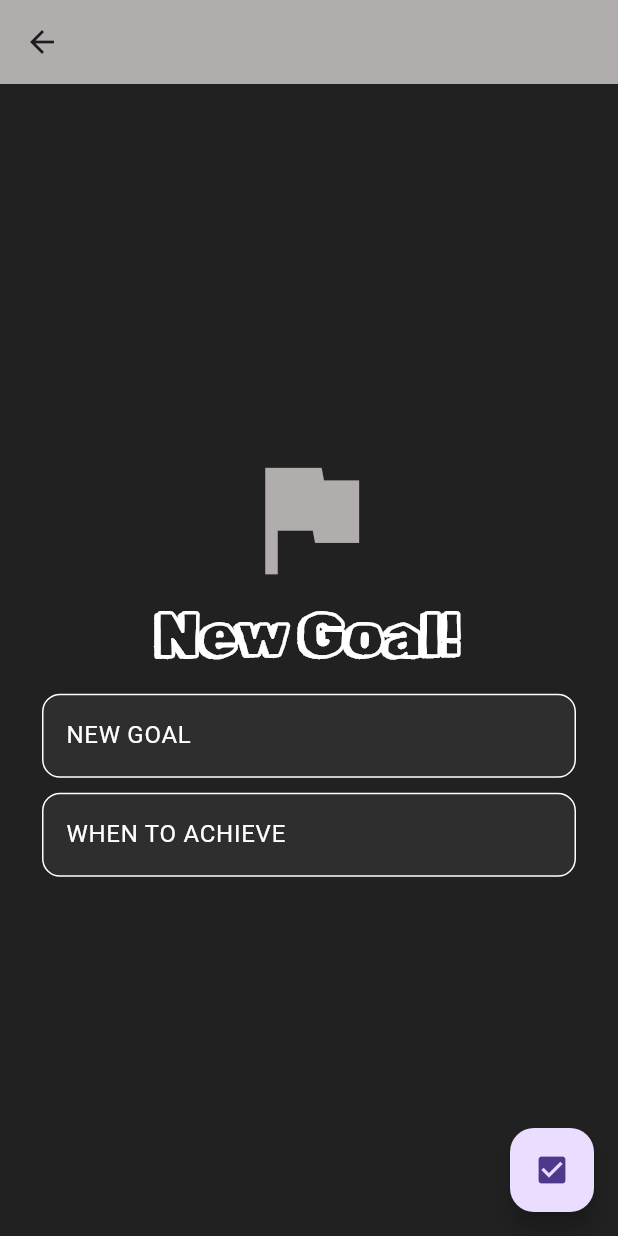
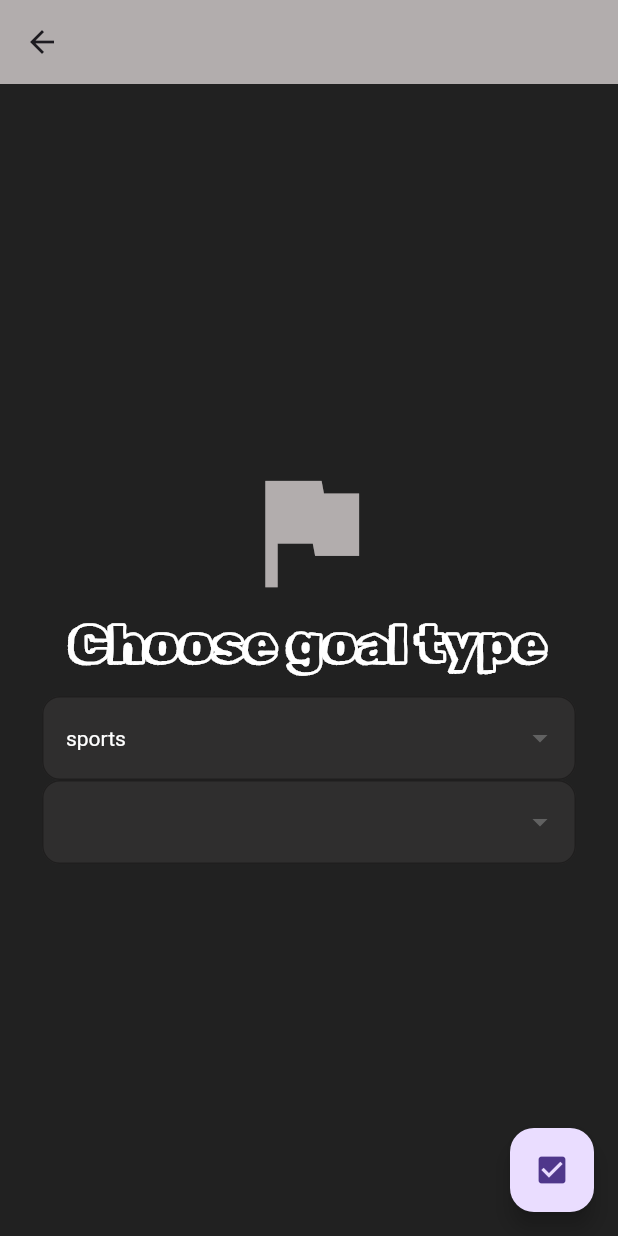
Before and after one commit to lemon-awa/health, a Flutter app: the screen it shows once a user with an empty profile is signed in, after a tap on the "add" icon, on a phone screen of 412 x 824 dp. Run offline on Flutter 3.47's test engine with Material 3 defaults, Android fonts, the light colour scheme and no system bars; our stand-ins replace cloud_firestore, firebase_auth, firebase_core, google_fonts; accounts and stored records are empty; network calls fail.

Commit message:
add: set goal ui

```diff
--- /dev/null
+++ b/lib/goal/foodTemplate.dart
@@ -0,0 +1,2 @@
+import 'package:cloud_firestore/cloud_firestore.dart';
+import 'package:flutter/material.dart';
--- /dev/null
+++ b/lib/goal/sportsTemplate.dart
@@ -0,0 +1,2 @@
+import 'package:cloud_firestore/cloud_firestore.dart';
+import 'package:flutter/material.dart';
--- a/lib/pages/goals_tab.dart
+++ b/lib/pages/goals_tab.dart
@@ -64,84 +64,84 @@ class _GoalsTabState extends State<GoalsTab> {
           SizedBox(
             height: 10.0,
           ),
-          Expanded(
-              child: FutureBuilder<QuerySnapshot>(
-                  future: FirebaseFirestore.instance
-                      .collection('users')
-                      .doc(widget.docID)
-                      .collection('goal')
-                      .get(),
-                  builder: (context, snapshot) {
-                    if (snapshot.connectionState == ConnectionState.waiting) {
-                      return Center(child: CircularProgressIndicator());
-                    } else if (snapshot.hasError) {
-                      return Center(
-                          child: Text(
-                        "Error: ${snapshot.error}",
-                        style: TextStyle(color: Colors.white),
-                      ));
-                    } else if (snapshot.hasData) {
-                      if (snapshot.data!.docs.isEmpty) {
-                        return Center(
-                            child: Text(
-                          "No goals found",
-                          style: TextStyle(color: Colors.white),
-                        ));
-                      }
-                      if (_isOpen!.isEmpty) {
-                        _isOpen = List.generate(snapshot.data!.docs.length,
-                            (index) => (index == 0));
-                      }
-                      return Padding(
-                          padding: EdgeInsets.symmetric(horizontal: 20.0),
-                          child: ListView(children: [
-                            ExpansionPanelList(
-                              expansionCallback: (panelIndex, isExpanded) {
-                                setState(() {
-                                  _isOpen![panelIndex] = isExpanded;
-                                });
-                              },
-                              children: snapshot.data!.docs
-                                  .asMap()
-                                  .entries
-                                  .map<ExpansionPanel>((entry) {
-                                int index = entry.key;
-                                QueryDocumentSnapshot doc = entry.value;
-                                return ExpansionPanel(
-                                  backgroundColor:
-                                      Color.fromARGB(255, 178, 173, 173),
-                                  headerBuilder:
-                                      (BuildContext context, bool isExpanded) {
-                                    return ListTile(
-                                      title: Text(doc['final'],
-                                          style: TextStyle(
-                                              color: Colors
-                                                  .white)), // Replace with your document field
-                                    );
-                                  },
-                                  body: Padding(
-                                      padding: EdgeInsets.all(16.0),
-                                      child: Column(
-                                        children: [
-                                          Text(
-                                            'Details for ${doc['final']}', // Replace with your details
-                                            style:
-                                                TextStyle(color: Colors.white),
-                                          ),
-                                        ],
-                                      )),
-                                  isExpanded: _isOpen![index],
-                                );
-                              }).toList(),
-                              // Replace with your document field
-                              // Add other fields or widgets as needed
-                            ),
-                          ]));
-                    } else {
-                      return Center(child: Text("No data available"));
-                    }
-                  }))
-        ],
+        //   Expanded(
+        //       child: FutureBuilder<QuerySnapshot>(
+        //           future: FirebaseFirestore.instance
+        //               .collection('users')
+        //               .doc(widget.docID)
+        //               .collection('goal')
+        //               .get(),
+        //           builder: (context, snapshot) {
+        //             if (snapshot.connectionState == ConnectionState.waiting) {
+        //               return Center(child: CircularProgressIndicator());
+        //             } else if (snapshot.hasError) {
+        //               return Center(
+        //                   child: Text(
+        //                 "Error: ${snapshot.error}",
+        //                 style: TextStyle(color: Colors.white),
+        //               ));
+        //             } else if (snapshot.hasData) {
+        //               if (snapshot.data!.docs.isEmpty) {
+        //                 return Center(
+        //                     child: Text(
+        //                   "No goals found",
+        //                   style: TextStyle(color: Colors.white),
+        //                 ));
+        //               }
+        //               if (_isOpen!.isEmpty) {
+        //                 _isOpen = List.generate(snapshot.data!.docs.length,
+        //                     (index) => (index == 0));
+        //               }
+        //               return Padding(
+        //                   padding: EdgeInsets.symmetric(horizontal: 20.0),
+        //                   child: ListView(children: [
+        //                     ExpansionPanelList(
+        //                       expansionCallback: (panelIndex, isExpanded) {
+        //                         setState(() {
+        //                           _isOpen![panelIndex] = isExpanded;
+        //                         });
+        //                       },
+        //                       children: snapshot.data!.docs
+        //                           .asMap()
+        //                           .entries
+        //                           .map<ExpansionPanel>((entry) {
+        //                         int index = entry.key;
+        //                         QueryDocumentSnapshot doc = entry.value;
+        //                         return ExpansionPanel(
+        //                           backgroundColor:
+        //                               Color.fromARGB(255, 178, 173, 173),
+        //                           headerBuilder:
+        //                               (BuildContext context, bool isExpanded) {
+        //                             return ListTile(
+        //                               title: Text(doc['final'],
+        //                                   style: TextStyle(
+        //                                       color: Colors
+        //                                           .white)), // Replace with your document field
+        //                             );
+        //                           },
+        //                           body: Padding(
+        //                               padding: EdgeInsets.all(16.0),
+        //                               child: Column(
+        //                                 children: [
+        //                                   Text(
+        //                                     'Details for ${doc['final']}', // Replace with your details
+        //                                     style:
+        //                                         TextStyle(color: Colors.white),
+        //                                   ),
+        //                                 ],
+        //                               )),
+        //                           isExpanded: _isOpen![index],
+        //                         );
+        //                       }).toList(),
+        //                       // Replace with your document field
+        //                       // Add other fields or widgets as needed
+        //                     ),
+        //                   ]));
+        //             } else {
+        //               return Center(child: Text("No data available"));
+        //             }
+        //           }))
+         ],
       ),
     );
   }
--- a/lib/pages/home_page.dart
+++ b/lib/pages/home_page.dart
@@ -31,7 +31,7 @@ class _HomePageState extends State<HomePage> {
   Widget build(BuildContext context) {
     return Scaffold(
       appBar: AppBar(
-        backgroundColor: Color.fromARGB(255, 178, 173, 173),
+        backgroundColor: Color.fromARGB(255, 212, 207, 207),
         title: Text(
           'HOME',
           style: TextStyle(fontWeight: FontWeight.bold),
--- a/lib/pages/log_in_page.dart
+++ b/lib/pages/log_in_page.dart
@@ -43,6 +43,7 @@ class _LogInPageState extends State<LogInPage> {
       backgroundColor: Colors.grey.shade900,
       body: SafeArea(
         child: Center(
+          child: SingleChildScrollView(
             child: Column(mainAxisAlignment: MainAxisAlignment.center, children: [
               Icon(
                 Icons.sports,
@@ -74,10 +75,10 @@ class _LogInPageState extends State<LogInPage> {
                     filled: true,
                     enabledBorder: OutlineInputBorder(
                         borderRadius: BorderRadius.circular(12),
-                      borderSide: BorderSide(color: Colors.white)),
+                        borderSide: BorderSide(color: Color.fromARGB(255, 31, 30, 30))),
                     focusedBorder: OutlineInputBorder(
                         borderRadius: BorderRadius.circular(12),
-                      borderSide: BorderSide(color: Colors.black)),
+                        borderSide: BorderSide(color: Colors.white)),
                   ),
                 ),
               ),
@@ -98,10 +99,10 @@ class _LogInPageState extends State<LogInPage> {
                     filled: true,
                     enabledBorder: OutlineInputBorder(
                         borderRadius: BorderRadius.circular(12),
-                      borderSide: BorderSide(color: Colors.white)),
+                        borderSide: BorderSide(color: Color.fromARGB(255, 31, 30, 30))),
                     focusedBorder: OutlineInputBorder(
                         borderRadius: BorderRadius.circular(12),
-                      borderSide: BorderSide(color: Colors.black)),
+                        borderSide: BorderSide(color: Colors.white)),
                   ),
                 ),
               ),
@@ -158,6 +159,7 @@ class _LogInPageState extends State<LogInPage> {
             ]),
           ),
         ),
+      ),
     );
   }
 }
--- a/lib/pages/register_page.dart
+++ b/lib/pages/register_page.dart
@@ -31,7 +31,51 @@ class _RegisterPageState extends State<RegisterPage> {
     super.dispose();
   }
 
+  void showAlertDialog(String message){
+    showDialog(
+      context: context,
+      builder: (context) => AlertDialog(
+        title: Text('Warning'),
+        content: Text(message),
+        actions: [
+          TextButton(
+            onPressed: (){
+              Navigator.of(context).pop();
+            },
+            child: Text('OK'),
+          ),
+        ],
+      ),
+    );
+  }
+
   Future signUp() async {
+    if (_usrNameController.text.isEmpty) {
+      showAlertDialog('Username is required');
+      return;
+    }
+
+    if (_birthdateController.text.isEmpty) {
+      showAlertDialog('Birthday is required');
+      return;
+    }
+
+    if (_emailController.text.isEmpty) {
+      showAlertDialog('Email is required');
+      return;
+    }
+
+    if (_passwordController.text.isEmpty) {
+      showAlertDialog('Password is required');
+      return;
+    }
+
+    if (_confirmPwdController.text.isEmpty) {
+      showAlertDialog('Confirm Password is required');
+      return;
+    }
+
+
     if (passwordConfirmed()) {
       await FirebaseAuth.instance.createUserWithEmailAndPassword(
           email: _emailController.text.trim(),
@@ -70,6 +114,7 @@ class _RegisterPageState extends State<RegisterPage> {
       backgroundColor: Colors.grey.shade900,
       body: SafeArea(
         child: Center(
+          child: SingleChildScrollView(
             child: Column(mainAxisAlignment: MainAxisAlignment.center, children: [
               Icon(
                 Icons.sports,
@@ -101,10 +146,10 @@ class _RegisterPageState extends State<RegisterPage> {
                     filled: true,
                     enabledBorder: OutlineInputBorder(
                         borderRadius: BorderRadius.circular(12),
-                      borderSide: BorderSide(color: Colors.white)),
+                        borderSide: BorderSide(color: Color.fromARGB(255, 31, 30, 30))),
                     focusedBorder: OutlineInputBorder(
                         borderRadius: BorderRadius.circular(12),
-                      borderSide: BorderSide(color: Colors.black)),
+                        borderSide: BorderSide(color: Colors.white)),
                   ),
                 ),
               ),
@@ -198,10 +243,10 @@ class _RegisterPageState extends State<RegisterPage> {
                     filled: true,
                     enabledBorder: OutlineInputBorder(
                         borderRadius: BorderRadius.circular(12),
-                      borderSide: BorderSide(color: Colors.white)),
+                        borderSide: BorderSide(color: Color.fromARGB(255, 31, 30, 30))),
                     focusedBorder: OutlineInputBorder(
                         borderRadius: BorderRadius.circular(12),
-                      borderSide: BorderSide(color: Colors.black)),
+                        borderSide: BorderSide(color: Colors.white)),
                   ),
                 ),
               ),
@@ -222,10 +267,10 @@ class _RegisterPageState extends State<RegisterPage> {
                     filled: true,
                     enabledBorder: OutlineInputBorder(
                         borderRadius: BorderRadius.circular(12),
-                      borderSide: BorderSide(color: Colors.white)),
+                        borderSide: BorderSide(color: Color.fromARGB(255, 31, 30, 30))),
                     focusedBorder: OutlineInputBorder(
                         borderRadius: BorderRadius.circular(12),
-                      borderSide: BorderSide(color: Colors.black)),
+                        borderSide: BorderSide(color: Colors.white)),
                   ),
                 ),
               ),
@@ -246,10 +291,10 @@ class _RegisterPageState extends State<RegisterPage> {
                     filled: true,
                     enabledBorder: OutlineInputBorder(
                         borderRadius: BorderRadius.circular(12),
-                      borderSide: BorderSide(color: Colors.white)),
+                        borderSide: BorderSide(color: Color.fromARGB(255, 31, 30, 30))),
                     focusedBorder: OutlineInputBorder(
                         borderRadius: BorderRadius.circular(12),
-                      borderSide: BorderSide(color: Colors.black)),
+                        borderSide: BorderSide(color: Colors.white)),
                   ),
                 ),
               ),
@@ -306,6 +351,7 @@ class _RegisterPageState extends State<RegisterPage> {
             ]),
           ),
         ),
+      ),
     );
   }
 }
--- a/lib/pages/set_goal_page.dart
+++ b/lib/pages/set_goal_page.dart
@@ -1,5 +1,8 @@
 import 'package:cloud_firestore/cloud_firestore.dart';
 import 'package:flutter/material.dart';
+import 'package:keeping_fit/goal/sleepTemplate.dart';
+import 'package:keeping_fit/goal/foodTemplate.dart';
+import 'package:keeping_fit/goal/sportsTemplate.dart';
 
 class SetGoalPage extends StatefulWidget {
   final String docID;
@@ -10,33 +13,41 @@ class SetGoalPage extends StatefulWidget {
 }
 
 class _SetGoalPageState extends State<SetGoalPage> {
-  final _finalController = TextEditingController();
-  final _periodCondroller = TextEditingController();
+  // final _finalController = TextEditingController();
+  // final _periodCondroller = TextEditingController();
+  String mainType = 'sports';
+  String? subType;
+
+  List<String> mainTypes = ['sports', 'food', 'sleep'];
+  Map<String, List<String>> subTypes = {
+    'sports': ['lose weight', 'muscle building'],
+    'food': ['lose weight', 'muscle building'],
+  };
 
   @override
   void dispose() {
-    _finalController.dispose();
-    _periodCondroller.dispose();
     super.dispose();
   }
 
-  Future addGoalDetails(String finalGoal, int period) async {
+  Future addGoalDetails(String mainType, String? subType) async {
+    String goalType = subType != null ? '$mainType - $subType' : mainType;
     await FirebaseFirestore.instance
         .collection('users')
         .doc(widget.docID)
         .collection('goal')
         .add({
-      'final': finalGoal,
-      'period': period,
+      'type': goalType,
     });
   }
 
   @override
   Widget build(BuildContext context) {
+    List<String>? currentSubTypes = subTypes[mainType];
+    bool shouldShowSubType = mainType == 'sports' || mainType == 'food';
     return Scaffold(
       backgroundColor: Colors.grey.shade900,
       appBar: AppBar(
-        backgroundColor: Color.fromARGB(255, 178, 173, 173),
+        backgroundColor: Color.fromRGBO(178, 173, 173, 1),
         // title: Text(
         //   'SET NEW GOAL',
         //   style: TextStyle(fontWeight: FontWeight.bold),
@@ -53,10 +64,10 @@ class _SetGoalPageState extends State<SetGoalPage> {
                 color: Color.fromARGB(255, 178, 173, 173),
               ),
               Text(
-                'New Goal!',
+                'Choose goal type',
                 style: TextStyle(
                     fontFamily: 'Rubik Doodle Shadow',
-                    fontSize: 40,
+                    fontSize: 35,
                     fontWeight: FontWeight.bold,
                     color: Colors.white),
               ),
@@ -65,58 +76,100 @@ class _SetGoalPageState extends State<SetGoalPage> {
               ),
               Padding(
                 padding: const EdgeInsets.symmetric(horizontal: 28.0),
-                child: TextField(
-                  style: TextStyle(color: Colors.white),
-                  controller: _finalController,
+                child: DropdownButtonFormField<String>(
+                  value: mainType,
+                  items: mainTypes.map<DropdownMenuItem<String>>((String value) {
+                    return DropdownMenuItem<String>(
+                      value: value,
+                      child: Text(
+                        value,
+                        style: TextStyle(color:Colors.white),
+                      ),
+                    );
+                  }).toList(),
+                  onChanged: (String? newValue) {
+                    setState(() {
+                      mainType = newValue!;
+                      subType = currentSubTypes?.first;
+                    });
+                  },
                   decoration: InputDecoration(
-                    hintText: 'NEW GOAL',
-                    hintStyle: TextStyle(
-                      color: Colors.white,
-                    ),
+                    filled: true,
                     fillColor: Color.fromARGB(255, 47, 46, 46),
-                    filled: true,
                     enabledBorder: OutlineInputBorder(
                       borderRadius: BorderRadius.circular(12),
-                        borderSide: BorderSide(color: Colors.white)),
+                      borderSide: BorderSide(color: Color.fromARGB(255, 31, 30, 30)),
+                    ),
                     focusedBorder: OutlineInputBorder(
                       borderRadius: BorderRadius.circular(12),
-                        borderSide: BorderSide(color: Colors.black)),
+                      borderSide: BorderSide(color: Colors.white), // 设置获得焦点时的边框颜色为白色
                     ),
                   ),
+                  dropdownColor: Color.fromARGB(255, 47, 46, 46),
+                  style: TextStyle(color: Colors.white),
                 ),
-              SizedBox(
-                height: 10,
               ),
+              if (shouldShowSubType && currentSubTypes != null)
                 Padding(
                   padding: const EdgeInsets.symmetric(horizontal: 28.0),
-                child: TextField(
-                  style: TextStyle(color: Colors.white),
-                  controller: _periodCondroller,
+                  child: DropdownButtonFormField<String>(
+                    value: subType,
+                    items: currentSubTypes
+                        .map<DropdownMenuItem<String>>((String value) {
+                      return DropdownMenuItem<String>(
+                        value: value,
+                        child: Text(
+                          value,
+                          style: TextStyle(color:Colors.white),
+                        ),
+                      );
+                    }).toList(),
+                    onChanged: (String? newValue) {
+                      setState(() {
+                        subType = newValue;
+                      });
+                    },
                     decoration: InputDecoration(
-                    hintText: 'WHEN TO ACHIEVE',
-                    hintStyle: TextStyle(
-                      color: Colors.white,
-                    ),
+                      filled: true,
                       fillColor: Color.fromARGB(255, 47, 46, 46),
-                    filled: true,
                       enabledBorder: OutlineInputBorder(
                         borderRadius: BorderRadius.circular(12),
-                        borderSide: BorderSide(color: Colors.white)),
+                        borderSide: BorderSide(color: Color.fromARGB(255, 31, 30, 30)),
+                      ),
                       focusedBorder: OutlineInputBorder(
                         borderRadius: BorderRadius.circular(12),
-                        borderSide: BorderSide(color: Colors.black)),
+                        borderSide: BorderSide(color: Colors.white), // 设置获得焦点时的边框颜色为白色
                       ),
                     ),
+                    dropdownColor: Color.fromARGB(255, 47, 46, 46),
+                    style: TextStyle(color: Colors.white),
                   ),
+                )
             ],
           ),
         ),
       ),
       floatingActionButton: FloatingActionButton(
-        onPressed: () {
-          addGoalDetails(
-              _finalController.text, int.parse(_periodCondroller.text));
-          Navigator.pop(context);
+        onPressed:() async {
+          await addGoalDetails(mainType, subType);
+          // Navigator.pop(context);
+          if(mainType == 'sleep'){
+            Navigator.push(
+              context,
+              MaterialPageRoute(builder: (context) => sleepTemplatePage(docID:widget.docID)),
+            );
+          }
+          // else if (mainType == 'sports') {
+          //   Navigator.push(
+          //     context,
+          //     MaterialPageRoute(builder: (context) => SportsTemplatePage()),
+          //   );
+          // } else if (mainType == 'food') {
+          //   Navigator.push(
+          //     context,
+          //     MaterialPageRoute(builder: (context) => FoodTemplatePage()),
+          //   );
+          // }
         },
         child: Icon(Icons.check_box),
       ),
--- a/lib/read data/get_user_data.dart
+++ b/lib/read data/get_user_data.dart
@@ -53,7 +53,7 @@ class _GetUserDataState extends State<GetUserData>
                                   Icon(
                                     Icons.account_circle,
                                     size: 95,
-                                    color: Color.fromARGB(255, 178, 173, 173),
+                                    color: Color.fromARGB(255, 188, 218, 203),
                                   ),
                                   Text(
                                     data['usrname'].toString().toUpperCase(),
@@ -67,7 +67,7 @@ class _GetUserDataState extends State<GetUserData>
                               ),
                             ),
                             Column(
-                              crossAxisAlignment: CrossAxisAlignment.end,
+                              crossAxisAlignment: CrossAxisAlignment.center,
                               children: [
                                 Row(
                                   mainAxisAlignment:
```
Also changed, not shown: lib/goal/sleepTemplate.dart (added, +302 -0 lines). Lines whose indentation alone changed are shown as unchanged.
